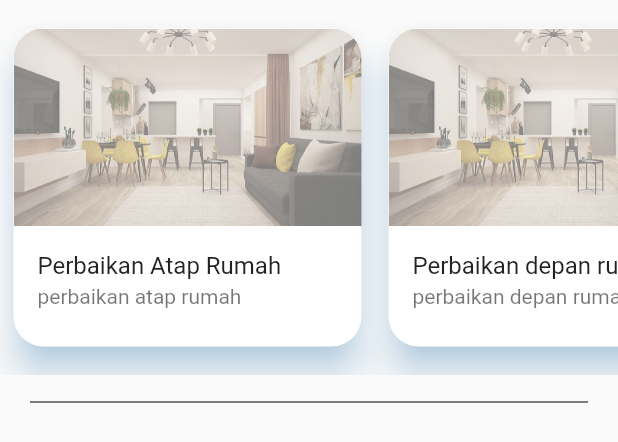
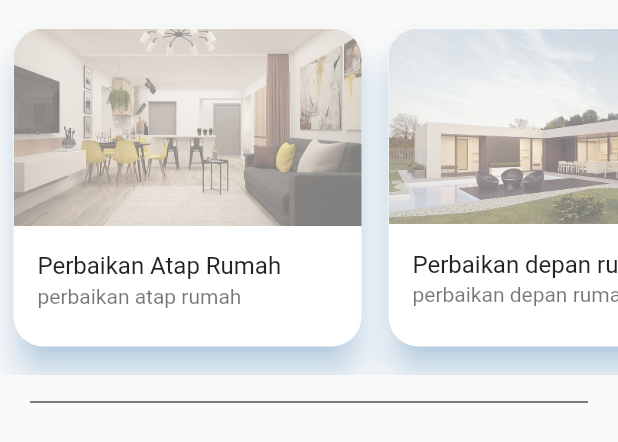
Before and after one commit to qisashasanudin/bangunin_id, a Flutter app: the WeeklyProgress widget shown alone on an empty page, opened directly with empty values, on a phone screen of 412 x 824 dp. Shown: the top 442 px of the screen. Run offline on Flutter 3.47's test engine with Material 2 defaults, Android fonts, the phone set to English and light mode, and no system bars; our stand-ins replace cloud_firestore, firebase_auth, firebase_core, firebase_storage, flutter_speed_dial, flutter_spinkit and 5 more; accounts and stored records are empty.

Commit message:
add image

```diff
--- a/lib/screens/mainmenu/home/projects/view_project/weekly_progress.dart
+++ b/lib/screens/mainmenu/home/projects/view_project/weekly_progress.dart
@@ -31,9 +31,9 @@ class _WeeklyProgressState extends State<WeeklyProgress> {
             children: <Widget>[
               myArticles("assets/img/UI/home_bg_default4.jpg",
                   "Perbaikan Atap Rumah", "perbaikan atap rumah"),
-              myArticles("assets/img/UI/home_bg_default4.jpg",
+              myArticles("assets/img/UI/home_bg_default1.jpg",
                   "Perbaikan depan rumah", "perbaikan depan rumah"),
-              myArticles("assets/img/UI/home_bg_default4.jpg",
+              myArticles("assets/img/UI/home_bg_default2.jpg",
                   "Perbaikan depan rumah", "perbaikan depan rumah"),
               myArticles("assets/img/UI/home_bg_default4.jpg",
                   "Perbaikan depan rumah", "perbaikan depan rumah"),
```
Also changed, not shown: assets/img/UI/persen0.png (added), assets/img/UI/persen1.png (added), assets/img/UI/persen2.png (added).
